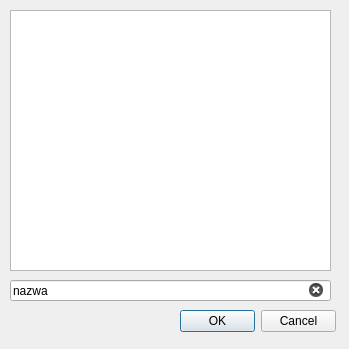
Above: Frontend/Main/UiFiles/Conversations_window.ui from sasuke5055/Python-messenger1 before the change. Below: the same form after it.
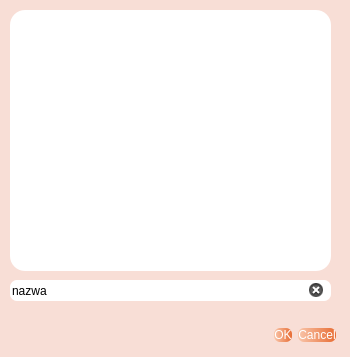
That is the form after the change.

Commit message: style: add style to all ui windows

Patch:
```diff
--- a/Frontend/Main/UiFiles/Conversations_window.ui
+++ b/Frontend/Main/UiFiles/Conversations_window.ui
@@ -6,26 +6,64 @@
    <rect>
     <x>0</x>
     <y>0</y>
-    <width>349</width>
-    <height>349</height>
+    <width>350</width>
+    <height>357</height>
    </rect>
   </property>
   <property name="windowTitle">
    <string>Moi znajomi</string>
   </property>
+  <property name="styleSheet">
+   <string notr="true">#MainWindow{
+background-color: rgb(248, 222, 214);
+}
+#centralwidget{
+background-color: rgb(248, 222, 214);
+}
+.QDialogButtonBox.Ok{
+background-color: qlineargradient(spread:pad, x1:0, y1:0, x2:1, y2:0, stop:0 rgba(249, 198, 171, 255), stop:1 rgba(232, 109, 52, 255));
+border-radius: 15px;
+font: bold 11pt &quot;Routed Gothic&quot;;
+color: white
+}
+#buttonBox {
+background-color: qlineargradient(spread:pad, x1:0, y1:0, x2:1, y2:0, stop:0 rgba(224, 149, 127, 255), stop:1 rgba(228, 78, 9, 255));
+}
+#lineEdit_name{
+border-radius: 7px;
+font: 12px &quot;Routed Gothic&quot;;
+background-color:white
+}
+#listView_friends{
+border-radius: 15px;
+font: &quot;Routed Gothic&quot;;
+background-color:white
+}
+</string>
+  </property>
   <widget class="QWidget" name="centralwidget">
    <widget class="QDialogButtonBox" name="buttonBox">
     <property name="geometry">
      <rect>
-      <x>180</x>
-      <y>310</y>
-      <width>156</width>
-      <height>23</height>
+      <x>105</x>
+      <y>320</y>
+      <width>231</width>
+      <height>31</height>
      </rect>
     </property>
+    <property name="styleSheet">
+     <string notr="true">background-color: qlineargradient(spread:pad, x1:0, y1:0, x2:1, y2:0, stop:0 rgba(249, 198, 171, 255), stop:1 rgba(232, 109, 52, 255));
+border-radius: 6px;
+font: bold 15pt &quot;Routed Gothic&quot;;
+color: white
+</string>
+    </property>
     <property name="standardButtons">
      <set>QDialogButtonBox::Cancel|QDialogButtonBox::Ok</set>
     </property>
+    <property name="centerButtons">
+     <bool>false</bool>
+    </property>
    </widget>
    <widget class="QLineEdit" name="lineEdit_name">
     <property name="geometry">
```
The commit also changes 8 other files.
